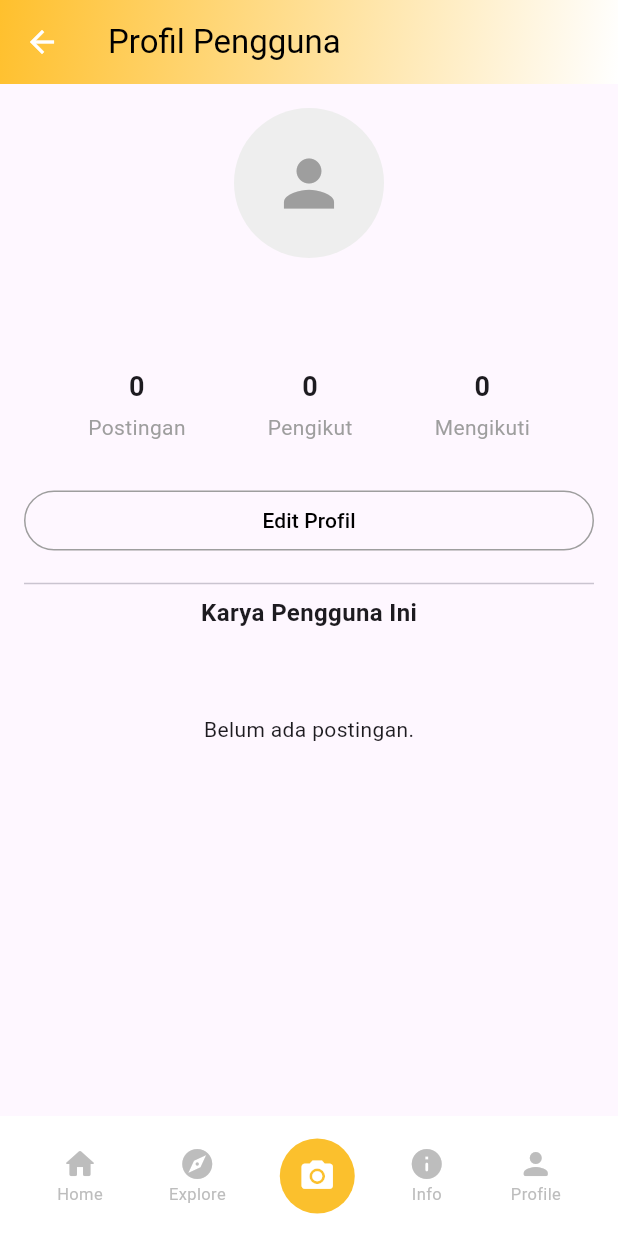
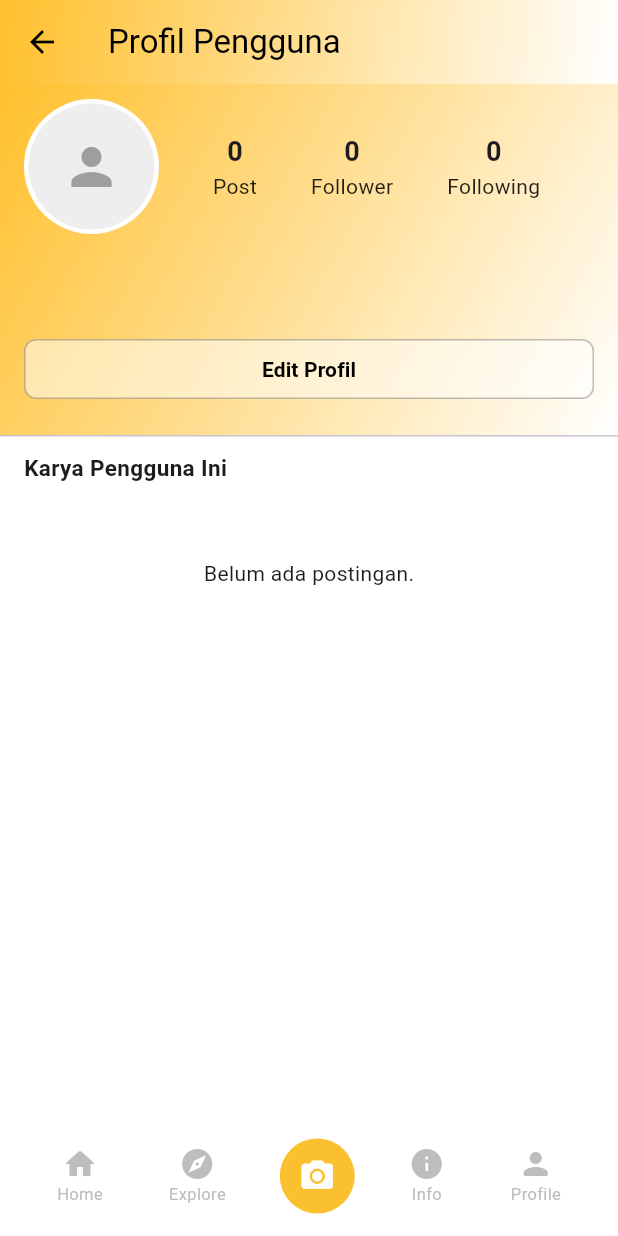
Before and after one commit to muhamadayeshaaulia/project_kelompok, a Flutter app: the Profildetail screen opened directly with empty values, on a phone screen of 412 x 824 dp. Run offline on Flutter 3.47's test engine with Material 3 defaults, Android fonts, the phone set to English and light mode, and no system bars; our stand-ins replace cloud_firestore, firebase_auth, firebase_core, flutter_dotenv, font_awesome_flutter, image_cropper and 4 more; missing offline and left inert: gal; accounts and stored records are empty.

Commit message:
merubah tampilan detail profil untuk publik menjadi seperti tampilan layaknya instagram

```diff
--- a/lib/detail/profilDetail.dart
+++ b/lib/detail/profilDetail.dart
@@ -10,7 +10,6 @@ import 'package:project_kelompok/widgats/custom_buttom_nav.dart';
 
 class Profildetail extends StatefulWidget {
   final String uid;
-
   const Profildetail({super.key, required this.uid});
 
   @override
@@ -33,39 +32,29 @@ class _ProfildetailState extends State<Profildetail> {
       if (mounted) setState(() => isMe = true);
       return;
     }
-
     DocumentSnapshot doc = await FirebaseFirestore.instance
         .collection('users')
         .doc(widget.uid)
         .collection('followers')
         .doc(currentUid)
         .get();
-
-    if (mounted) {
-      setState(() {
-        isFollowing = doc.exists;
-      });
-    }
+    if (mounted) setState(() => isFollowing = doc.exists);
   }
 
   void _handleFollow() async {
     var batch = FirebaseFirestore.instance.batch();
-
     DocumentReference myFollowingRef = FirebaseFirestore.instance
         .collection('users')
         .doc(currentUid)
         .collection('following')
         .doc(widget.uid);
-
     DocumentReference otherFollowerRef = FirebaseFirestore.instance
         .collection('users')
         .doc(widget.uid)
         .collection('followers')
         .doc(currentUid);
 
-    setState(() {
-      isFollowing = !isFollowing;
-    });
+    setState(() => isFollowing = !isFollowing);
 
     if (isFollowing) {
       batch.set(myFollowingRef, {'timestamp': FieldValue.serverTimestamp()});
@@ -74,102 +63,84 @@ class _ProfildetailState extends State<Profildetail> {
       batch.delete(myFollowingRef);
       batch.delete(otherFollowerRef);
     }
-
     await batch.commit();
   }
 
   Future<void> _launchURL(String url) async {
     final cleanUrl = url.trim();
     if (cleanUrl.isEmpty) return;
-
     final Uri uri = Uri.parse(
       cleanUrl.startsWith('http') ? cleanUrl : 'https://$cleanUrl',
     );
-
-    try {
     if (!await launchUrl(uri, mode: LaunchMode.externalApplication)) {
-        throw 'Could not launch $cleanUrl';
-      }
-    } catch (e) {
-      debugPrint("Error launching URL: $e");
+      debugPrint("Error launching URL");
     }
   }
 
   Widget _getSocialIcon(String url) {
     String lowerUrl = url.toLowerCase();
-    if (lowerUrl.contains("instagram.com")) {
+    if (lowerUrl.contains("instagram.com"))
       return const FaIcon(
         FontAwesomeIcons.instagram,
         color: Colors.pink,
         size: 22,
       );
-    } else if (lowerUrl.contains("facebook.com")) {
+    if (lowerUrl.contains("facebook.com"))
       return const FaIcon(
         FontAwesomeIcons.facebook,
         color: Colors.blue,
         size: 22,
       );
-    } else if (lowerUrl.contains("github.com")) {
+    if (lowerUrl.contains("github.com"))
       return const FaIcon(
         FontAwesomeIcons.github,
         color: Colors.black,
         size: 22,
       );
-    } else if (lowerUrl.contains("twitter.com") || lowerUrl.contains("x.com")) {
-      return const FaIcon(
-        FontAwesomeIcons.xTwitter,
-        color: Colors.black,
-        size: 22,
-      );
-    }
-    return const FaIcon(FontAwesomeIcons.link, color: Colors.grey, size: 20);
+    return const FaIcon(FontAwesomeIcons.link, color: Colors.black54, size: 20);
   }
 
-  Widget _buildStatColumn(String label, int count, VoidCallback onTap) {
-    return InkWell(
+  Widget _buildStatItem(String label, int count, VoidCallback onTap) {
+    return GestureDetector(
       onTap: onTap,
-      borderRadius: BorderRadius.circular(8),
-      child: Padding(
-        padding: const EdgeInsets.symmetric(horizontal: 12.0, vertical: 8.0),
       child: Column(
         children: [
           Text(
             count.toString(),
             style: const TextStyle(fontSize: 18, fontWeight: FontWeight.bold),
           ),
-            const SizedBox(height: 4),
           Text(
             label,
-              style: const TextStyle(color: Colors.grey, fontSize: 14),
+            style: const TextStyle(fontSize: 14, color: Colors.black87),
           ),
         ],
-        ),
       ),
     );
   }
 
   @override
   Widget build(BuildContext context) {
+    const profileGradient = LinearGradient(
+      colors: [Color.fromRGBO(255, 192, 45, 1), Colors.white],
+      begin: Alignment.topLeft,
+      end: Alignment.bottomRight,
+    );
+
     return Scaffold(
-      body: CustomScrollView(
-        slivers: [
-          SliverAppBar(
-            pinned: true,
+      backgroundColor: Colors.white,
+      appBar: AppBar(
         title: const Text(
           "Profil Pengguna",
           style: TextStyle(color: Colors.black),
         ),
         flexibleSpace: Container(
-              decoration: const BoxDecoration(
-                gradient: LinearGradient(
-                  colors: [Color.fromRGBO(255, 192, 45, 1), Colors.white],
-                  begin: Alignment.topLeft,
-                  end: Alignment.bottomRight,
+          decoration: const BoxDecoration(gradient: profileGradient),
         ),
+        elevation: 0,
+        iconTheme: const IconThemeData(color: Colors.black),
       ),
-            ),
-            foregroundColor: Colors.white,
-          ),
+      body: CustomScrollView(
+        slivers: [
           SliverToBoxAdapter(
             child: FutureBuilder<DocumentSnapshot>(
               future: FirebaseFirestore.instance
@@ -179,17 +150,24 @@ class _ProfildetailState extends State<Profildetail> {
               builder: (context, snapshot) {
                 if (!snapshot.hasData)
                   return const Center(child: CircularProgressIndicator());
-
                 var userData = snapshot.data!.data() as Map<String, dynamic>?;
                 if (userData == null)
                   return const Center(child: Text("User tidak ditemukan"));
 
-                return Padding(
-                  padding: const EdgeInsets.all(16.0),
+                return Container(
+                  width: double.infinity,
+                  decoration: const BoxDecoration(gradient: profileGradient),
+                  padding: const EdgeInsets.fromLTRB(16, 10, 16, 20),
                   child: Column(
+                    crossAxisAlignment: CrossAxisAlignment.start,
+                    children: [
+                      Row(
                         children: [
                           CircleAvatar(
-                        radius: 50,
+                            radius: 45,
+                            backgroundColor: Colors.white,
+                            child: CircleAvatar(
+                              radius: 42,
                               backgroundColor: Colors.grey[200],
                               backgroundImage:
                                   userData['photo_url'] != null &&
@@ -201,21 +179,14 @@ class _ProfildetailState extends State<Profildetail> {
                                       userData['photo_url'] == ''
                                   ? const Icon(
                                       Icons.person,
-                                size: 50,
+                                      size: 40,
                                       color: Colors.grey,
                                     )
                                   : null,
                             ),
-                      const SizedBox(height: 12),
-                      Text(
-                        userData['nama'] ?? "Tanpa Nama",
-                        style: const TextStyle(
-                          fontSize: 20,
-                          fontWeight: FontWeight.bold,
                           ),
-                      ),
-                      const SizedBox(height: 24),
-                      Row(
+                          Expanded(
+                            child: Row(
                               mainAxisAlignment: MainAxisAlignment.spaceEvenly,
                               children: [
                                 StreamBuilder<QuerySnapshot>(
@@ -223,16 +194,11 @@ class _ProfildetailState extends State<Profildetail> {
                                       .collection('posts')
                                       .where('uid', isEqualTo: widget.uid)
                                       .snapshots(),
-                            builder: (context, snap) {
-                              int count = snap.hasData
-                                  ? snap.data!.docs.length
-                                  : 0;
-                              return _buildStatColumn(
-                                "Postingan",
-                                count,
+                                  builder: (context, snap) => _buildStatItem(
+                                    "Post",
+                                    snap.hasData ? snap.data!.docs.length : 0,
                                     () {},
-                              );
-                            },
+                                  ),
                                 ),
                                 StreamBuilder<QuerySnapshot>(
                                   stream: FirebaseFirestore.instance
@@ -240,23 +206,22 @@ class _ProfildetailState extends State<Profildetail> {
                                       .doc(widget.uid)
                                       .collection('followers')
                                       .snapshots(),
-                            builder: (context, snap) {
-                              int count = snap.hasData
-                                  ? snap.data!.docs.length
-                                  : 0;
-                              return _buildStatColumn("Pengikut", count, () {
+                                  builder: (context, snap) => _buildStatItem(
+                                    "Follower",
+                                    snap.hasData ? snap.data!.docs.length : 0,
+                                    () {
                                       Navigator.push(
                                         context,
                                         MaterialPageRoute(
                                           builder: (c) => UserListPage(
-                                      title: "Pengikut",
+                                            title: "Followers",
                                             uid: widget.uid,
                                             collectionName: 'followers',
                                           ),
                                         ),
                                       );
-                              });
                                     },
+                                  ),
                                 ),
                                 StreamBuilder<QuerySnapshot>(
                                   stream: FirebaseFirestore.instance
@@ -264,50 +229,57 @@ class _ProfildetailState extends State<Profildetail> {
                                       .doc(widget.uid)
                                       .collection('following')
                                       .snapshots(),
-                            builder: (context, snap) {
-                              int count = snap.hasData
-                                  ? snap.data!.docs.length
-                                  : 0;
-                              return _buildStatColumn("Mengikuti", count, () {
+                                  builder: (context, snap) => _buildStatItem(
+                                    "Following",
+                                    snap.hasData ? snap.data!.docs.length : 0,
+                                    () {
                                       Navigator.push(
                                         context,
                                         MaterialPageRoute(
                                           builder: (c) => UserListPage(
-                                      title: "Mengikuti",
+                                            title: "Following",
                                             uid: widget.uid,
                                             collectionName: 'following',
                                           ),
                                         ),
                                       );
-                              });
                                     },
                                   ),
+                                ),
                               ],
+                            ),
+                          ),
+                        ],
+                      ),
+
+                      const SizedBox(height: 15),
+                      Text(
+                        userData['nama'] ?? "Tanpa Nama",
+                        style: const TextStyle(
+                          fontWeight: FontWeight.bold,
+                          fontSize: 18,
+                        ),
                       ),
 
                       if (userData['keterangan'] != null &&
                           userData['keterangan'].toString().isNotEmpty)
                         Padding(
-                          padding: const EdgeInsets.only(
-                            top: 8.0,
-                            left: 30,
-                            right: 30,
-                          ),
+                          padding: const EdgeInsets.only(top: 4),
                           child: Text(
                             userData['keterangan'],
-                            textAlign: TextAlign.center,
                             style: const TextStyle(
+                              fontSize: 15,
                               color: Colors.black87,
-                              fontSize: 14,
                             ),
                           ),
                         ),
+
                       if (userData['sosmed_link'] != null &&
                           userData['sosmed_link'].toString().isNotEmpty)
                         Padding(
-                          padding: const EdgeInsets.only(top: 15.0),
+                          padding: const EdgeInsets.only(top: 12),
                           child: Wrap(
-                            spacing: 20,
+                            spacing: 15,
                             children: userData['sosmed_link']
                                 .toString()
                                 .split(',')
@@ -321,51 +293,62 @@ class _ProfildetailState extends State<Profildetail> {
                           ),
                         ),
 
-                      const SizedBox(height: 20),
-                      SizedBox(
-                        width: double.infinity,
+                      const SizedBox(height: 25),
+
+                      Row(
+                        children: [
+                          Expanded(
                             child: isMe
                                 ? OutlinedButton(
-                                onPressed: () {
-                                  Navigator.push(
+                                    onPressed: () => Navigator.push(
                                       context,
                                       MaterialPageRoute(
-                                      builder: (context) => const ProfilePage(),
+                                        builder: (context) =>
+                                            const ProfilePage(),
                                       ),
-                                  );
-                                },
+                                    ),
                                     style: OutlinedButton.styleFrom(
-                                  side: const BorderSide(color: Colors.grey),
+                                      backgroundColor: Colors.white.withOpacity(
+                                        0.5,
+                                      ),
+                                      shape: RoundedRectangleBorder(
+                                        borderRadius: BorderRadius.circular(8),
+                                      ),
+                                      side: const BorderSide(
+                                        color: Colors.black26,
+                                      ),
                                     ),
                                     child: const Text(
                                       "Edit Profil",
-                                  style: TextStyle(color: Colors.black),
+                                      style: TextStyle(
+                                        color: Colors.black,
+                                        fontWeight: FontWeight.bold,
+                                      ),
                                     ),
                                   )
                                 : ElevatedButton(
                                     onPressed: _handleFollow,
                                     style: ElevatedButton.styleFrom(
                                       backgroundColor: isFollowing
-                                      ? Colors.grey[300]
+                                          ? Colors.white.withOpacity(0.7)
                                           : Colors.blue,
                                       foregroundColor: isFollowing
                                           ? Colors.black
                                           : Colors.white,
                                       elevation: 0,
+                                      shape: RoundedRectangleBorder(
+                                        borderRadius: BorderRadius.circular(8),
+                                      ),
                                     ),
                                     child: Text(
                                       isFollowing ? "Mengikuti" : "Ikuti",
+                                      style: const TextStyle(
+                                        fontWeight: FontWeight.bold,
                                       ),
                                     ),
                                   ),
-                      const SizedBox(height: 10),
-                      const Divider(thickness: 1),
-                      const Text(
-                        "Karya Pengguna Ini",
-                        style: TextStyle(
-                          fontWeight: FontWeight.bold,
-                          fontSize: 16,
                           ),
+                        ],
                       ),
                     ],
                   ),
@@ -373,6 +356,22 @@ class _ProfildetailState extends State<Profildetail> {
               },
             ),
           ),
+          const SliverToBoxAdapter(
+            child: Column(
+              crossAxisAlignment: CrossAxisAlignment.start,
+              children: [
+                Divider(height: 1, thickness: 1),
+                Padding(
+                  padding: EdgeInsets.symmetric(horizontal: 16, vertical: 10),
+                  child: Text(
+                    "Karya Pengguna Ini",
+                    style: TextStyle(fontWeight: FontWeight.bold, fontSize: 15),
+                  ),
+                ),
+              ],
+            ),
+          ),
+
           StreamBuilder<QuerySnapshot>(
             stream: FirebaseFirestore.instance
                 .collection('posts')
@@ -392,8 +391,8 @@ class _ProfildetailState extends State<Profildetail> {
               return SliverGrid(
                 gridDelegate: const SliverGridDelegateWithFixedCrossAxisCount(
                   crossAxisCount: 3,
-                  crossAxisSpacing: 4,
-                  mainAxisSpacing: 4,
+                  crossAxisSpacing: 2,
+                  mainAxisSpacing: 2,
                 ),
                 delegate: SliverChildBuilderDelegate((context, index) {
                   var post = snapshot.data!.docs[index];
```
Lines whose indentation alone changed are shown as unchanged.
